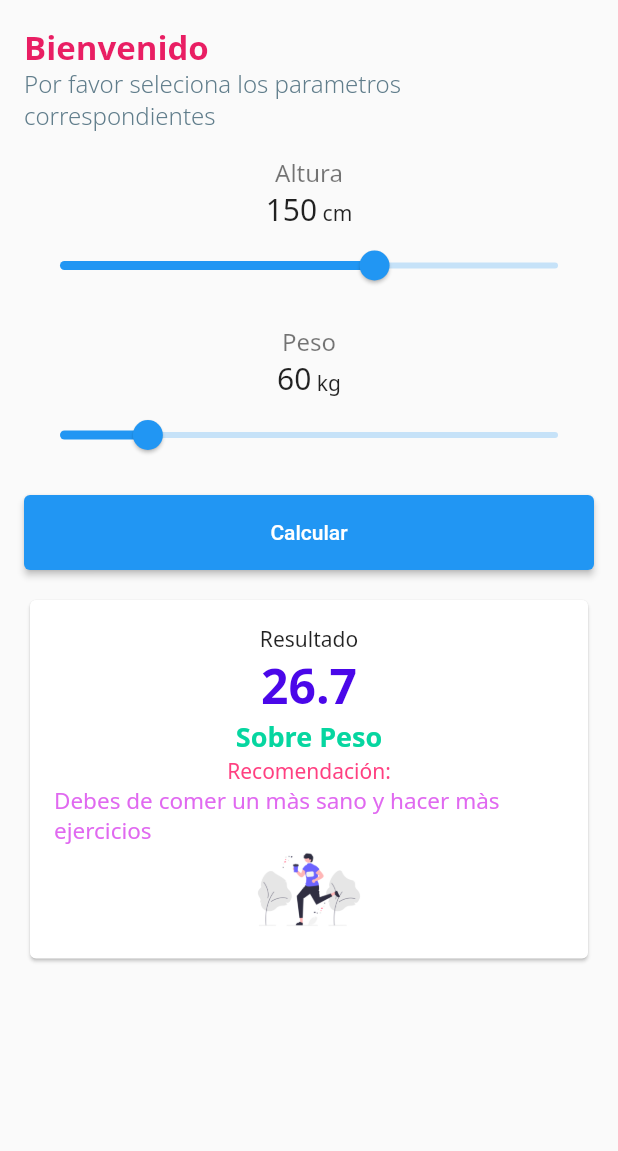
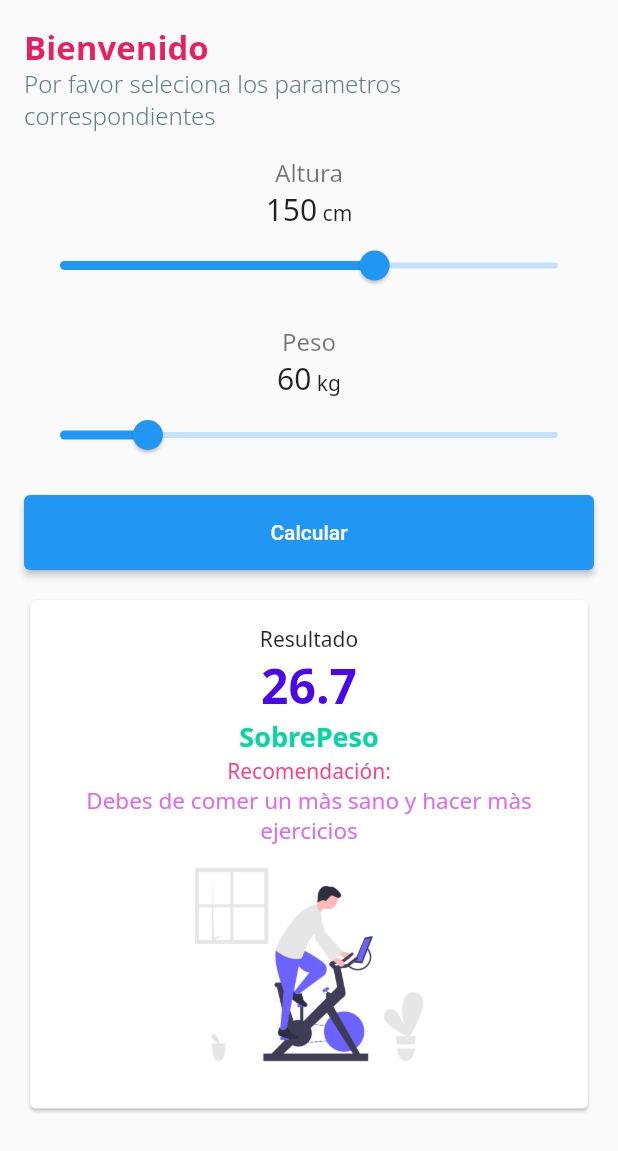
Before and after one commit to soniaja19/codigo_bmi, a Flutter app: the screen it shows after launch, after a tap on "Calcular", on a phone screen of 412 x 824 dp. Shown: the top 1151 px of the screen. Run offline on Flutter 3.47's test engine with Material 2 defaults, Android fonts, the phone set to English and light mode, and no system bars.

Commit message:
final  funciones

```diff
--- /dev/null
+++ b/lib/bmi_brain.dart
@@ -0,0 +1,60 @@
+import 'dart:math';
+
+class BMIBrain {
+  double height;
+  double weight;
+
+  BMIBrain({required this.height, required this.weight});
+
+  double bmi = 0;
+
+  //Calcula BMI
+
+  double bmiCalculator() {
+    bmi = weight / pow((height / 100), 2);
+    return bmi;
+  }
+
+  String getResult() {
+    // if (bmi < 18) {
+    //   return "Bajo Peso";
+    // } else if (bmi < 25) {
+    //   return "Norml";
+    // } else {
+    //   return "SobrePeso";
+    // }
+    String result = "";
+    if (bmi < 18) {
+      result = "Bajo Peso";
+    } else if (bmi < 25) {
+      result = "Normal";
+    } else {
+      result = "SobrePeso";
+    }
+    return result;
+  }
+
+  String getRecommendation() {
+    String recommendation = "";
+    if (bmi < 18) {
+      recommendation = "Debes de comer un poco màs y hacer ejercicios";
+    } else if (bmi < 25) {
+      recommendation = "Todo està bien, pero no olvides hacer màs ejercicio";
+    } else {
+      recommendation = "Debes de comer un màs sano y hacer màs ejercicios";
+    }
+    return recommendation;
+  }
+
+  String getImage() {
+    String image = "";
+    if (bmi < 18) {
+      image = "image1";
+    } else if (bmi < 25) {
+      image = "image2";
+    } else {
+      image = "image3";
+    }
+    return image;
+  }
+}
--- a/lib/home_page.dart
+++ b/lib/home_page.dart
@@ -1,5 +1,4 @@
-import 'dart:math';
-
+import 'package:codigo_bmi/bmi_brain.dart';
 import 'package:flutter/material.dart';
 
 class HomePage extends StatefulWidget {
@@ -10,12 +9,18 @@ class HomePage extends StatefulWidget {
 class _HomePageState extends State<HomePage> {
   double heihgt = 150;
   double weight = 60;
-  double bmi = 0;
-  String result = "x";
-  String recomendation = "-";
+
+  // double bmi = 0;
+  // String result = "x";
+  // String recomendation = "-";
+  // String image = "image1";
+
+  BMIBrain mandarina = BMIBrain(height: 0, weight: 0);
 
   @override
   Widget build(BuildContext context) {
+    mandarina.bmiCalculator();
+
     return Scaffold(
       body: SafeArea(
         child: Padding(
@@ -146,20 +151,28 @@ class _HomePageState extends State<HomePage> {
                 width: double.infinity,
                 child: ElevatedButton(
                   onPressed: () {
-                    bmi = weight / pow((heihgt / 100), 2);
-                    if (bmi < 18) {
-                      result = "Bajo en Peso";
-                      recomendation =
-                          "Debes de comer un poco màs y hacer ejercicios";
-                    } else if (bmi < 25) {
-                      result = "Normal";
-                      recomendation =
-                          "Todo està bien, pero no olvides hacer màs ejercicios";
-                    } else {
-                      result = "Sobre Peso";
-                      recomendation =
-                          "Debes de comer un màs sano y hacer màs ejercicios";
-                    }
+                    mandarina.height = heihgt;
+                    mandarina.weight = weight;
+
+                    // print(mandarina.bmiCalculator());
+
+                    // bmi = weight / pow((heihgt / 100), 2);
+                    // if (bmi < 18) {
+                    //   result = "Bajo en Peso";
+                    //   recomendation =
+                    //       "Debes de comer un poco màs y hacer ejercicios";
+                    //   image = "image1";
+                    // } else if (bmi < 25) {
+                    //   result = "Normal";
+                    //   recomendation =
+                    //       "Todo està bien, pero no olvides hacer màs ejercicios";
+                    //   image = "image2";
+                    // } else {
+                    //   result = "Sobre Peso";
+                    //   recomendation =
+                    //       "Debes de comer un màs sano y hacer màs ejercicios";
+                    //   image = "image3";
+                    // }
                     setState(() {});
                   },
                   child: const Text("Calcular"),
@@ -182,7 +195,7 @@ class _HomePageState extends State<HomePage> {
                                 fontFamily: "Noto Sans", fontSize: 14.0),
                           ),
                           Text(
-                            bmi.toStringAsFixed(1),
+                            mandarina.bmiCalculator().toStringAsFixed(1),
                             style: const TextStyle(
                               fontFamily: "Noto Sans",
                               fontSize: 32.0,
@@ -191,7 +204,7 @@ class _HomePageState extends State<HomePage> {
                             ),
                           ),
                           Text(
-                            result,
+                            mandarina.getResult(),
                             style: const TextStyle(
                               fontFamily: "Noto Sans",
                               fontSize: 18.0,
@@ -208,7 +221,8 @@ class _HomePageState extends State<HomePage> {
                             ),
                           ),
                           Text(
-                            recomendation,
+                            mandarina.getRecommendation(),
+                            textAlign: TextAlign.center,
                             style: const TextStyle(
                               fontFamily: "Noto Sans",
                               fontSize: 15.0,
@@ -218,8 +232,8 @@ class _HomePageState extends State<HomePage> {
                         ],
                       ),
                       Image.asset(
-                        "asset/images/image2.png",
-                        height: 60.0,
+                        "asset/images/${mandarina.getImage()}.png",
+                        height: 160.0,
                       ),
                     ],
                   ),
```
